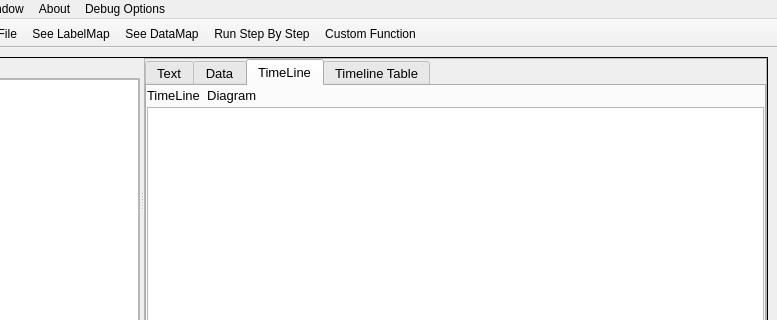
The window that mainwindow.ui (GithinGeorge2k1/CO_MIPS_SIMULATOR) describes before a commit, drawn with Qt 5; both pictures show x 128 to 905 and y 0 to 320 of the 905 by 635 pixel window.
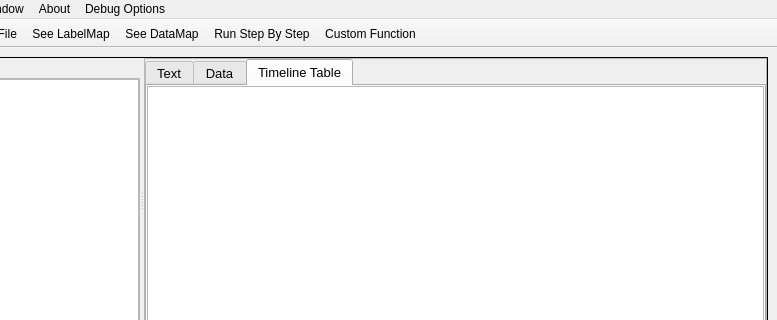
The same window after the commit. The open tabs and pages were chosen to show the change.

Patch:
```diff
--- a/mainwindow.ui
+++ b/mainwindow.ui
@@ -199,45 +199,6 @@
              </item>
             </layout>
            </widget>
-           <widget class="QWidget" name="tab_3">
-            <attribute name="title">
-             <string>TimeLine</string>
-            </attribute>
-            <layout class="QVBoxLayout" name="verticalLayout_7">
-             <property name="spacing">
-              <number>4</number>
-             </property>
-             <property name="leftMargin">
-              <number>0</number>
-             </property>
-             <property name="topMargin">
-              <number>2</number>
-             </property>
-             <property name="rightMargin">
-              <number>0</number>
-             </property>
-             <property name="bottomMargin">
-              <number>0</number>
-             </property>
-             <item>
-              <widget class="QLabel" name="label_5">
-               <property name="text">
-                <string>TimeLine  Diagram</string>
-               </property>
-              </widget>
-             </item>
-             <item>
-              <widget class="QTextBrowser" name="textBrowser_5">
-               <property name="maximumSize">
-                <size>
-                 <width>16777215</width>
-                 <height>16777215</height>
-                </size>
-               </property>
-              </widget>
-             </item>
-            </layout>
-           </widget>
            <widget class="QWidget" name="tab_4">
             <attribute name="title">
              <string>Timeline Table</string>
```
Left out of the diff: 2 changed lines with no effect on the pictures.
